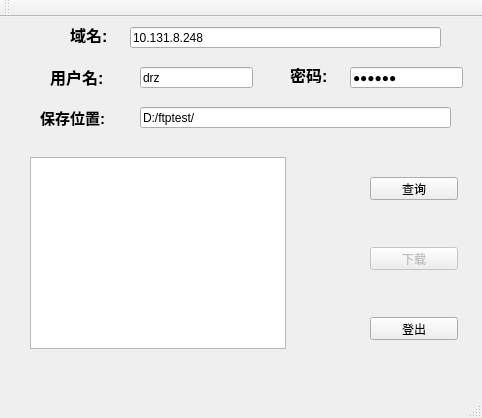
Qt form FTPclient/ftpclient.ui (17pigfarmer/FTPclient) before a commit.
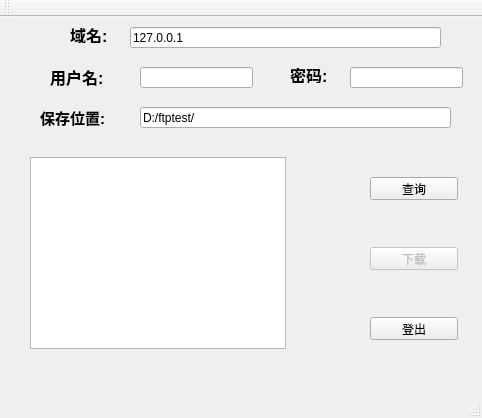
The same form after that commit. Custom widgets are drawn as their Qt base class.

Commit message: nothing important

```diff
--- a/FTPclient/ftpclient.ui
+++ b/FTPclient/ftpclient.ui
@@ -55,7 +55,7 @@
      </rect>
     </property>
     <property name="text">
-     <string>10.131.8.248</string>
+     <string>127.0.0.1</string>
     </property>
    </widget>
    <widget class="QLineEdit" name="username_text">
@@ -68,7 +68,7 @@
      </rect>
     </property>
     <property name="text">
-     <string>drz</string>
+     <string/>
     </property>
    </widget>
    <widget class="QLineEdit" name="password_text">
@@ -81,7 +81,7 @@
      </rect>
     </property>
     <property name="text">
-     <string>123456</string>
+     <string/>
     </property>
     <property name="echoMode">
      <enum>QLineEdit::Password</enum>
```
